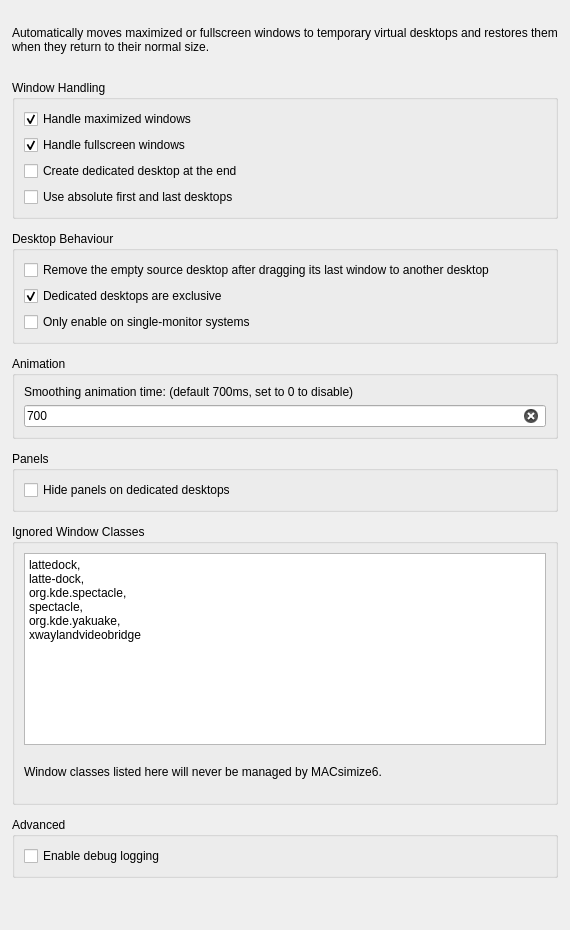
Qt form contents/ui/config.ui (Ubiquitine/MACsimize6) before a commit.
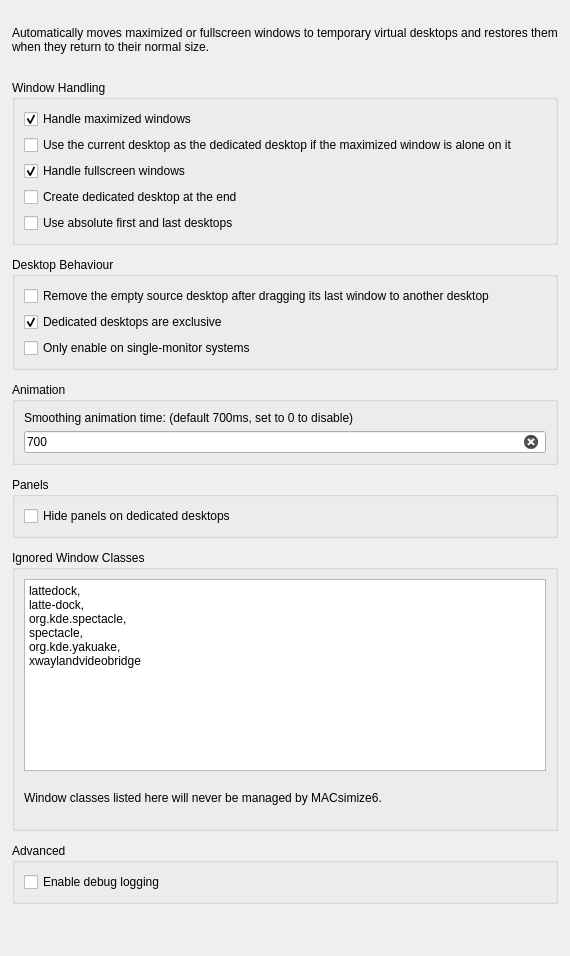
The same form after that commit.

Commit message:
feat: optionally reuse a desktop the maximized window has to itself
Add the opt-in reuseEmptyDesktop setting. A window maximized on a
desktop that holds no other window does not get a new desktop; its
current desktop is adopted as the dedicated one, the same way an empty
drop target is. The adopted desktop is exclusive and removed on restore
like every dedicated desktop, so maximized windows behave the same
whether their desktop was created or reused.

Desktops holding another window, including a minimized one, and
fullscreen windows still get a new dedicated desktop.

Patch:
```diff
--- a/contents/ui/config.ui
+++ b/contents/ui/config.ui
@@ -71,6 +71,14 @@
        </widget>
       </item>
 
+      <item>
+       <widget class="QCheckBox" name="kcfg_reuseEmptyDesktop">
+        <property name="text">
+         <string>Use the current desktop as the dedicated desktop if the maximized window is alone on it</string>
+        </property>
+       </widget>
+      </item>
+
       <item>
        <widget class="QCheckBox" name="kcfg_handleFullscreen">
         <property name="text">
```
The commit also changes 4 other files.
